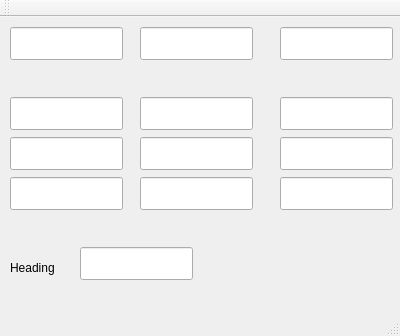
salvato/10Dof, file mainwindow.ui: the form before one commit.
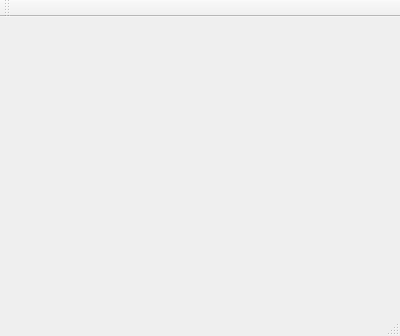
The form after the commit.

Commit message: Si parte con l'orientamento giusto !!!

Patch:
```diff
--- a/mainwindow.ui
+++ b/mainwindow.ui
@@ -13,229 +13,7 @@
   <property name="windowTitle">
    <string>MainWindow</string>
   </property>
-  <widget class="QWidget" name="centralWidget">
-   <widget class="QLabel" name="label">
-    <property name="geometry">
-     <rect>
-      <x>10</x>
-      <y>240</y>
-      <width>67</width>
-      <height>21</height>
-     </rect>
-    </property>
-    <property name="text">
-     <string>Heading</string>
-    </property>
-   </widget>
-   <widget class="QLineEdit" name="headingEdit">
-    <property name="geometry">
-     <rect>
-      <x>80</x>
-      <y>230</y>
-      <width>113</width>
-      <height>33</height>
-     </rect>
-    </property>
-    <property name="alignment">
-     <set>Qt::AlignRight|Qt::AlignTrailing|Qt::AlignVCenter</set>
-    </property>
-    <property name="readOnly">
-     <bool>true</bool>
-    </property>
-   </widget>
-   <widget class="QLineEdit" name="psiEdit">
-    <property name="geometry">
-     <rect>
-      <x>10</x>
-      <y>10</y>
-      <width>113</width>
-      <height>33</height>
-     </rect>
-    </property>
-    <property name="alignment">
-     <set>Qt::AlignRight|Qt::AlignTrailing|Qt::AlignVCenter</set>
-    </property>
-    <property name="readOnly">
-     <bool>true</bool>
-    </property>
-   </widget>
-   <widget class="QLineEdit" name="thetaEdit">
-    <property name="geometry">
-     <rect>
-      <x>140</x>
-      <y>10</y>
-      <width>113</width>
-      <height>33</height>
-     </rect>
-    </property>
-    <property name="alignment">
-     <set>Qt::AlignRight|Qt::AlignTrailing|Qt::AlignVCenter</set>
-    </property>
-    <property name="readOnly">
-     <bool>true</bool>
-    </property>
-   </widget>
-   <widget class="QLineEdit" name="phiEdit">
-    <property name="geometry">
-     <rect>
-      <x>280</x>
-      <y>10</y>
-      <width>113</width>
-      <height>33</height>
-     </rect>
-    </property>
-    <property name="alignment">
-     <set>Qt::AlignRight|Qt::AlignTrailing|Qt::AlignVCenter</set>
-    </property>
-    <property name="readOnly">
-     <bool>true</bool>
-    </property>
-   </widget>
-   <widget class="QLineEdit" name="YaccEdit">
-    <property name="geometry">
-     <rect>
-      <x>140</x>
-      <y>80</y>
-      <width>113</width>
-      <height>33</height>
-     </rect>
-    </property>
-    <property name="alignment">
-     <set>Qt::AlignRight|Qt::AlignTrailing|Qt::AlignVCenter</set>
-    </property>
-    <property name="readOnly">
-     <bool>true</bool>
-    </property>
-   </widget>
-   <widget class="QLineEdit" name="XaccEdit">
-    <property name="geometry">
-     <rect>
-      <x>10</x>
-      <y>80</y>
-      <width>113</width>
-      <height>33</height>
-     </rect>
-    </property>
-    <property name="alignment">
-     <set>Qt::AlignRight|Qt::AlignTrailing|Qt::AlignVCenter</set>
-    </property>
-    <property name="readOnly">
-     <bool>true</bool>
-    </property>
-   </widget>
-   <widget class="QLineEdit" name="ZaccEdit">
-    <property name="geometry">
-     <rect>
-      <x>280</x>
-      <y>80</y>
-      <width>113</width>
-      <height>33</height>
-     </rect>
-    </property>
-    <property name="alignment">
-     <set>Qt::AlignRight|Qt::AlignTrailing|Qt::AlignVCenter</set>
-    </property>
-    <property name="readOnly">
-     <bool>true</bool>
-    </property>
-   </widget>
-   <widget class="QLineEdit" name="YgyroEdit">
-    <property name="geometry">
-     <rect>
-      <x>140</x>
-      <y>120</y>
-      <width>113</width>
-      <height>33</height>
-     </rect>
-    </property>
-    <property name="alignment">
-     <set>Qt::AlignRight|Qt::AlignTrailing|Qt::AlignVCenter</set>
-    </property>
-    <property name="readOnly">
-     <bool>true</bool>
-    </property>
-   </widget>
-   <widget class="QLineEdit" name="XgyroEdit">
-    <property name="geometry">
-     <rect>
-      <x>10</x>
-      <y>120</y>
-      <width>113</width>
-      <height>33</height>
-     </rect>
-    </property>
-    <property name="alignment">
-     <set>Qt::AlignRight|Qt::AlignTrailing|Qt::AlignVCenter</set>
-    </property>
-    <property name="readOnly">
-     <bool>true</bool>
-    </property>
-   </widget>
-   <widget class="QLineEdit" name="ZgyroEdit">
-    <property name="geometry">
-     <rect>
-      <x>280</x>
-      <y>120</y>
-      <width>113</width>
-      <height>33</height>
-     </rect>
-    </property>
-    <property name="alignment">
-     <set>Qt::AlignRight|Qt::AlignTrailing|Qt::AlignVCenter</set>
-    </property>
-    <property name="readOnly">
-     <bool>true</bool>
-    </property>
-   </widget>
-   <widget class="QLineEdit" name="YmagEdit">
-    <property name="geometry">
-     <rect>
-      <x>140</x>
-      <y>160</y>
-      <width>113</width>
-      <height>33</height>
-     </rect>
-    </property>
-    <property name="alignment">
-     <set>Qt::AlignRight|Qt::AlignTrailing|Qt::AlignVCenter</set>
-    </property>
-    <property name="readOnly">
-     <bool>true</bool>
-    </property>
-   </widget>
-   <widget class="QLineEdit" name="XmagEdit">
-    <property name="geometry">
-     <rect>
-      <x>10</x>
-      <y>160</y>
-      <width>113</width>
-      <height>33</height>
-     </rect>
-    </property>
-    <property name="alignment">
-     <set>Qt::AlignRight|Qt::AlignTrailing|Qt::AlignVCenter</set>
-    </property>
-    <property name="readOnly">
-     <bool>true</bool>
-    </property>
-   </widget>
-   <widget class="QLineEdit" name="ZmagEdit">
-    <property name="geometry">
-     <rect>
-      <x>280</x>
-      <y>160</y>
-      <width>113</width>
-      <height>33</height>
-     </rect>
-    </property>
-    <property name="alignment">
-     <set>Qt::AlignRight|Qt::AlignTrailing|Qt::AlignVCenter</set>
-    </property>
-    <property name="readOnly">
-     <bool>true</bool>
-    </property>
-   </widget>
-  </widget>
+  <widget class="QWidget" name="centralWidget"/>
   <widget class="QMenuBar" name="menuBar">
    <property name="geometry">
     <rect>
```
The commit also changes 1 other file.
